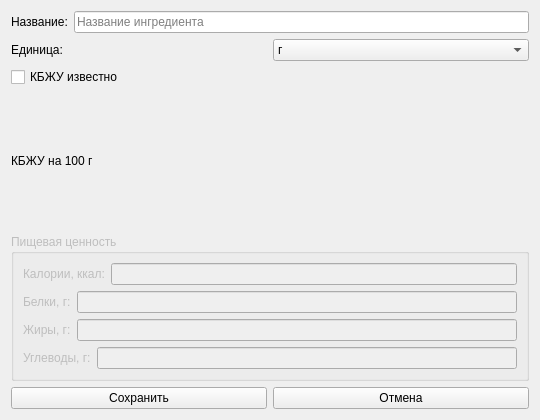
The window that ui/ingredient_editor.ui (chaykalla2026-lang/what_to_cook_Project) describes before a commit, drawn with Qt 5.
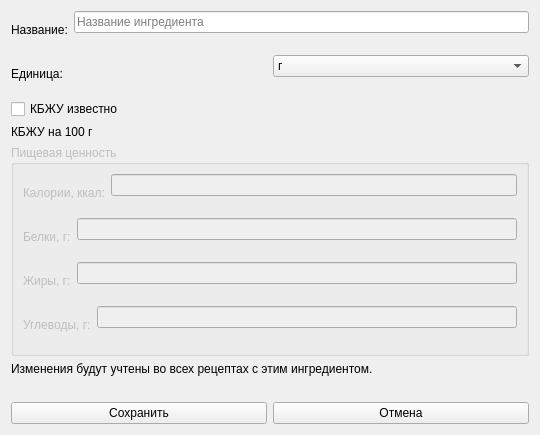
The same window after the commit.

```diff
--- a/ui/ingredient_editor.ui
+++ b/ui/ingredient_editor.ui
@@ -27,12 +27,29 @@
       </widget>
      </item>
      <item>
+      <layout class="QVBoxLayout" name="nameEditFieldLayout">
+       <property name="spacing">
+        <number>2</number>
+       </property>
+       <item>
       <widget class="QLineEdit" name="nameEdit">
        <property name="placeholderText">
         <string>Название ингредиента</string>
        </property>
       </widget>
      </item>
+       <item>
+        <widget class="QLabel" name="nameError">
+         <property name="text">
+          <string />
+         </property>
+         <property name="wordWrap">
+          <bool>true</bool>
+         </property>
+        </widget>
+       </item>
+      </layout>
+     </item>
     </layout>
    </item>
    <item>
@@ -48,6 +65,11 @@
       </widget>
      </item>
      <item>
+      <layout class="QVBoxLayout" name="unitComboFieldLayout">
+       <property name="spacing">
+        <number>2</number>
+       </property>
+       <item>
       <widget class="QComboBox" name="unitCombo">
        <item>
         <property name="text">
@@ -66,6 +88,18 @@
        </item>
       </widget>
      </item>
+       <item>
+        <widget class="QLabel" name="unitError">
+         <property name="text">
+          <string />
+         </property>
+         <property name="wordWrap">
+          <bool>true</bool>
+         </property>
+        </widget>
+       </item>
+      </layout>
+     </item>
     </layout>
    </item>
    <item>
@@ -104,12 +138,29 @@
          </widget>
         </item>
         <item>
+         <layout class="QVBoxLayout" name="caloriesEditFieldLayout">
+          <property name="spacing">
+           <number>2</number>
+          </property>
+          <item>
          <widget class="QLineEdit" name="caloriesEdit">
           <property name="placeholderText">
            <string />
           </property>
          </widget>
         </item>
+          <item>
+           <widget class="QLabel" name="caloriesError">
+            <property name="text">
+             <string />
+            </property>
+            <property name="wordWrap">
+             <bool>true</bool>
+            </property>
+           </widget>
+          </item>
+         </layout>
+        </item>
        </layout>
       </item>
       <item>
@@ -125,12 +176,29 @@
          </widget>
         </item>
         <item>
+         <layout class="QVBoxLayout" name="proteinEditFieldLayout">
+          <property name="spacing">
+           <number>2</number>
+          </property>
+          <item>
          <widget class="QLineEdit" name="proteinEdit">
           <property name="placeholderText">
            <string />
           </property>
          </widget>
         </item>
+          <item>
+           <widget class="QLabel" name="proteinError">
+            <property name="text">
+             <string />
+            </property>
+            <property name="wordWrap">
+             <bool>true</bool>
+            </property>
+           </widget>
+          </item>
+         </layout>
+        </item>
        </layout>
       </item>
       <item>
@@ -146,12 +214,29 @@
          </widget>
         </item>
         <item>
+         <layout class="QVBoxLayout" name="fatEditFieldLayout">
+          <property name="spacing">
+           <number>2</number>
+          </property>
+          <item>
          <widget class="QLineEdit" name="fatEdit">
           <property name="placeholderText">
            <string />
           </property>
          </widget>
         </item>
+          <item>
+           <widget class="QLabel" name="fatError">
+            <property name="text">
+             <string />
+            </property>
+            <property name="wordWrap">
+             <bool>true</bool>
+            </property>
+           </widget>
+          </item>
+         </layout>
+        </item>
        </layout>
       </item>
       <item>
@@ -167,12 +252,29 @@
          </widget>
         </item>
         <item>
+         <layout class="QVBoxLayout" name="carbsEditFieldLayout">
+          <property name="spacing">
+           <number>2</number>
+          </property>
+          <item>
          <widget class="QLineEdit" name="carbsEdit">
           <property name="placeholderText">
            <string />
           </property>
          </widget>
         </item>
+          <item>
+           <widget class="QLabel" name="carbsError">
+            <property name="text">
+             <string />
+            </property>
+            <property name="wordWrap">
+             <bool>true</bool>
+            </property>
+           </widget>
+          </item>
+         </layout>
+        </item>
        </layout>
       </item>
      </layout>
@@ -181,6 +283,26 @@
      </property>
     </widget>
    </item>
+   <item>
+    <widget class="QLabel" name="editHint">
+     <property name="text">
+      <string>Изменения будут учтены во всех рецептах с этим ингредиентом.</string>
+     </property>
+     <property name="wordWrap">
+      <bool>true</bool>
+     </property>
+    </widget>
+   </item>
+   <item>
+    <widget class="QLabel" name="formErrorLabel">
+     <property name="text">
+      <string />
+     </property>
+     <property name="wordWrap">
+      <bool>true</bool>
+     </property>
+    </widget>
+   </item>
    <item>
     <layout class="QHBoxLayout" name="layout37">
      <item>
```
Lines whose indentation alone changed are shown as unchanged.
